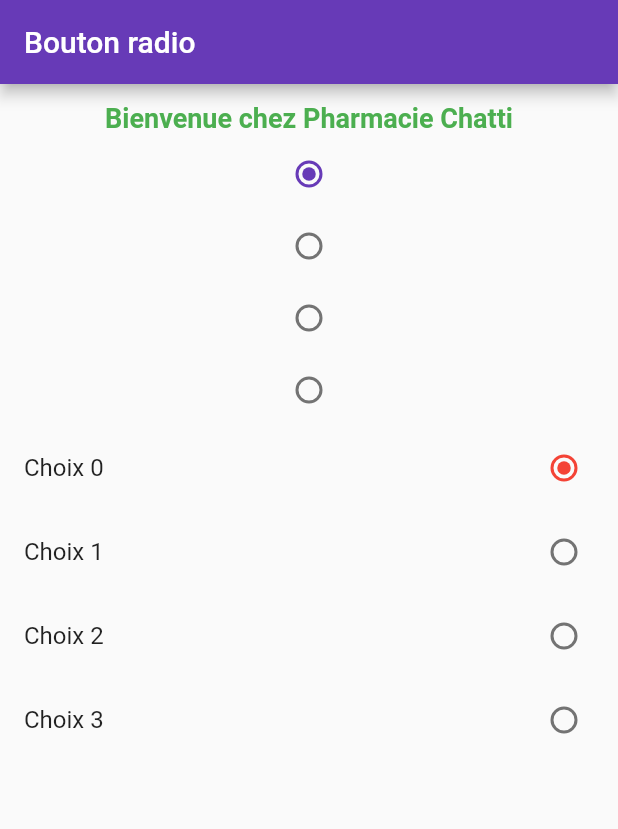
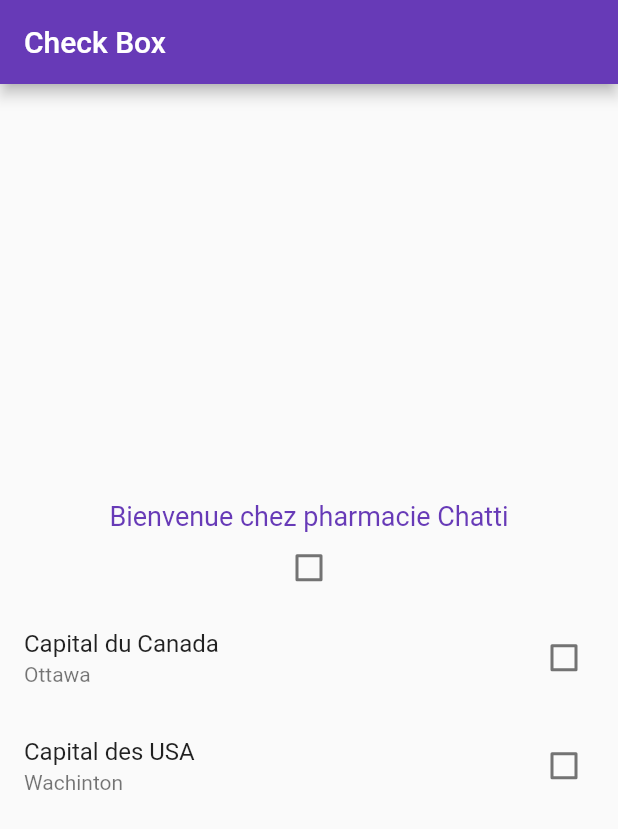
Before and after one commit to JamelChatti/NewProject, a Flutter app: the screen it shows after launch, on a phone screen of 412 x 824 dp. Shown: the top 829 px of the screen. Run offline on Flutter 3.47's test engine with Material 2 defaults, Android fonts, the phone set to English and light mode, and no system bars.

Commit message:
CheckBox

```diff
--- a/lib/main.dart
+++ b/lib/main.dart
@@ -21,69 +21,52 @@ class GestionFacture extends StatefulWidget {
 }
 
 class _GestionFactureState extends State<GestionFacture> {
-  int val1 = 0;
-  int val2 = 0;
+  bool val1 = false;
+  bool val2 = false;
+  bool val3 = false;
 
-  void change1(int s) {
+  void change1(bool s) {
     setState(() {
       val1 = s;
     });
   }
 
-  void change2(int t) {
+  void change2(bool t) {
     setState(() {
       val2 = t;
     });
   }
-  Widget radio(){
-    List<Widget> _Button_radio = new List();
-    for(int i =0; i<4; i++){
-      _Button_radio.add(
-        Radio(value:i, groupValue: val1 , onChanged:change1 ,)
-      );
-    }
-      Column column =Column(children: _Button_radio,);
-      return column;
+  void change3(bool z) {
+    setState(() {
+      val3 = z;
+    });
   }
-  Widget radioList(){
-    List<Widget> _Button_radio_List = new List();
-    for(int i =0; i<4; i++){
-      _Button_radio_List.add(
-          RadioListTile(value:i, groupValue: val2 , onChanged:change2 ,
-            activeColor: Colors.red,
-          controlAffinity: ListTileControlAffinity.trailing,
-          title: Text('Choix $i'),)
-      );
-    }
-    Column column =Column(children: _Button_radio_List,);
-    return column;
-  }
+
 
   @override
   @override
   Widget build(BuildContext context) {
     return Scaffold(
         appBar: AppBar(
-          title: Text('Bouton radio'),
+          title: Text('Check Box'),
         ),
         body: Center(
           child: Column(
+            mainAxisAlignment: MainAxisAlignment.center,
             children: <Widget>[
-               Text(
-                'Bienvenue chez Pharmacie Chatti',
-                style: TextStyle(
-                    height:2,
-                    fontSize: 18,
-                    color: Colors.green,
-                   fontWeight: FontWeight.bold,
-                  //  fontStyle: FontStyle.italic,
-                 // decoration: TextDecoration.underline,
-                //  decorationColor: Colors.red,
-
-                    ),
+              Text(
+                'Bienvenue chez pharmacie Chatti',
+                style: TextStyle(fontSize: 18, color: Colors.deepPurple),
               ),
-                radio(),
-              radioList(),
+              Checkbox(value:val1 ,onChanged: change1,),
+              CheckboxListTile(value: val2,onChanged: change2,
+              title: Text('Capital du Canada') ,
+              controlAffinity: ListTileControlAffinity.trailing ,
+              subtitle: Text('Ottawa'),),
+              CheckboxListTile(value: val3,onChanged: change3,
+                title: Text('Capital des USA') ,
+                controlAffinity: ListTileControlAffinity.trailing ,
+                subtitle: Text('Wachinton'),)
             ],
           ),
         ));
```
